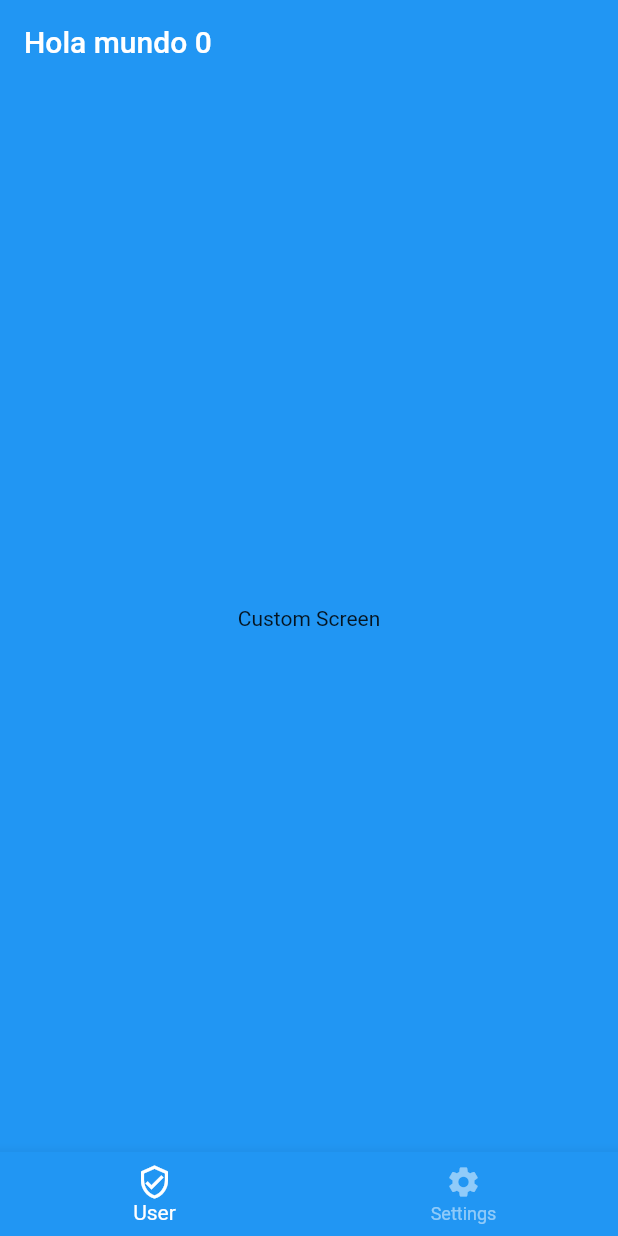
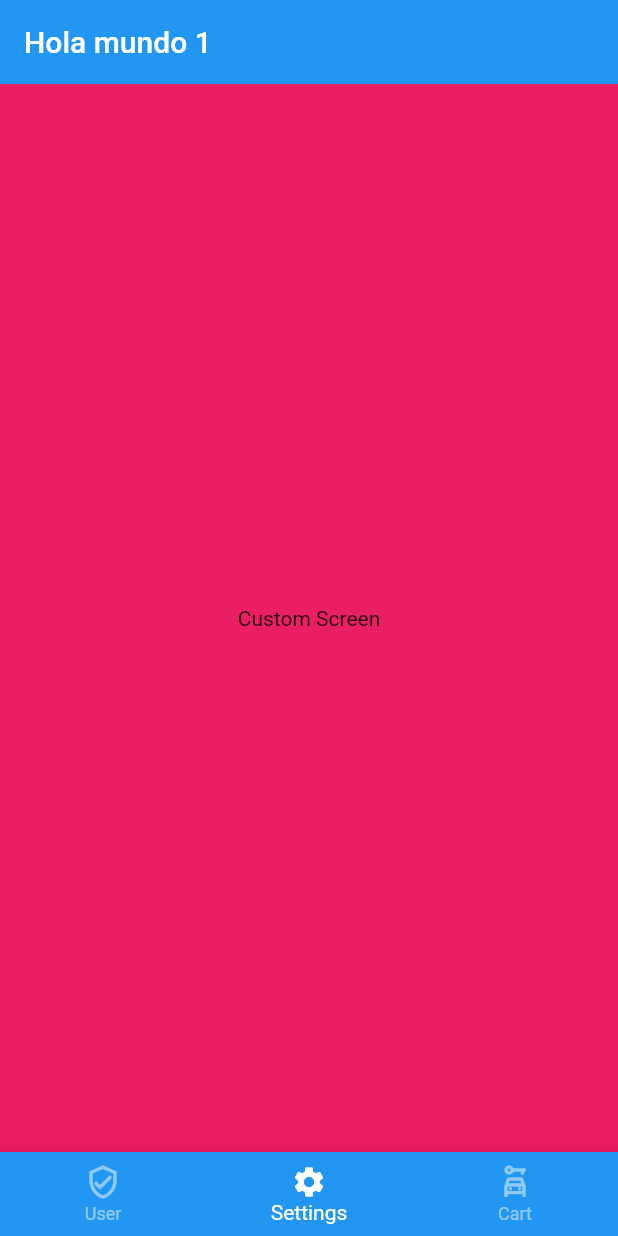
Before and after one commit to Klerith/yt-flutter-intro, a Flutter app: the screen it shows after launch, on a phone screen of 412 x 824 dp. Run offline on Flutter 3.47's test engine with Material 2 defaults, Android fonts, the phone set to English and light mode, and no system bars.

Commit message:
Fin video 2 de YouTube

```diff
--- a/lib/screens/home_screen.dart
+++ b/lib/screens/home_screen.dart
@@ -8,11 +8,13 @@ class HomeScreen extends StatefulWidget {
 
 class _HomeScreenState extends State<HomeScreen> {
 
-  int currentPage = 0;
+  int currentPage = 1;
+  final PageController pageController = new PageController( initialPage: 1 );
 
-   @override
-   Widget build(BuildContext context) {
-   return Scaffold(
+
+  @override
+  Widget build(BuildContext context) {
+  return Scaffold(
       //* AppBar
       appBar: AppBar(
         title: Text('Hola mundo $currentPage'),
@@ -21,17 +23,31 @@ class _HomeScreenState extends State<HomeScreen> {
 
       //? Cambiar la pantalla
         body: PageView(
+          controller: pageController,
+          physics: NeverScrollableScrollPhysics(),
           children: [
             CustomScreen( color: Colors.blue ),
             CustomScreen( color: Colors.pink ),
             CustomScreen( color: Colors.indigo ),
           ],
         ),
+      // body: currentPage == 0
+      //       ? CustomScreen(color:  Colors.pink )
+      //       : currentPage == 1
+      //           ? CustomScreen(color:  Colors.indigo )
+      //           : CustomScreen(color:  Colors.green ),
+
+
       //* Tabs
         bottomNavigationBar: BottomNavigationBar(
           currentIndex: currentPage,
           onTap: (index) {
             currentPage = index;
+
+            pageController.animateToPage(index,
+              duration: Duration( milliseconds: 300 ),
+              curve: Curves.easeOut
+            );
 
             setState(() {});
           },
@@ -46,6 +62,10 @@ class _HomeScreenState extends State<HomeScreen> {
             BottomNavigationBarItem(
               icon: Icon( Icons.settings ),
               label: 'Settings'
+            ),
+            BottomNavigationBarItem(
+              icon: Icon( Icons.car_rental_outlined ),
+              label: 'Cart'
             ),
           ],
         ),
```
